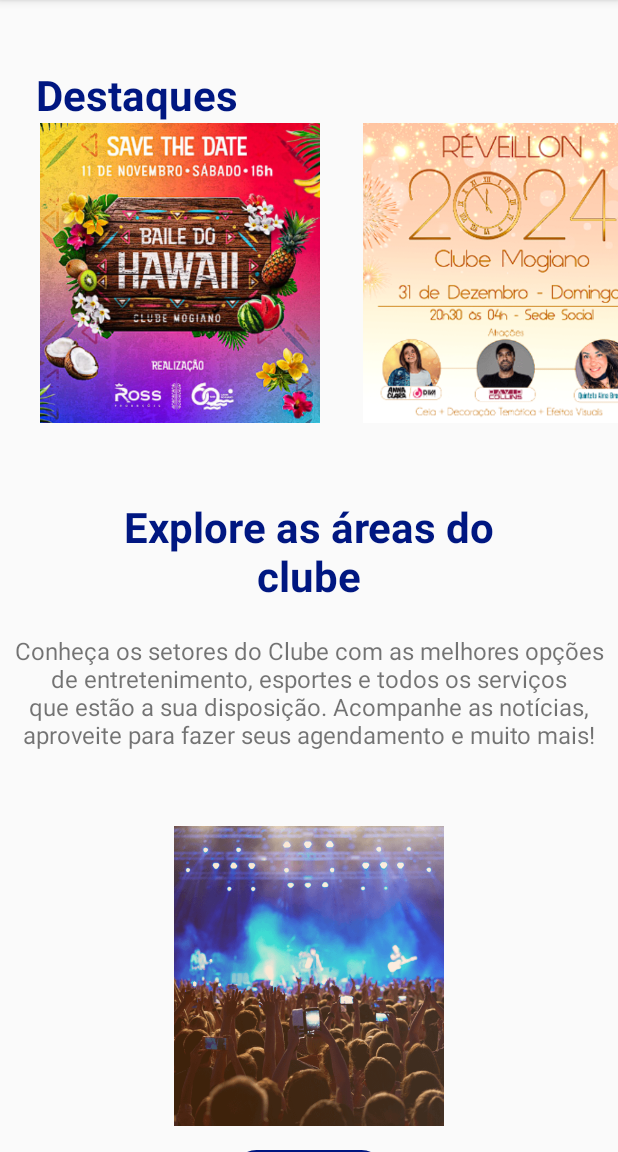
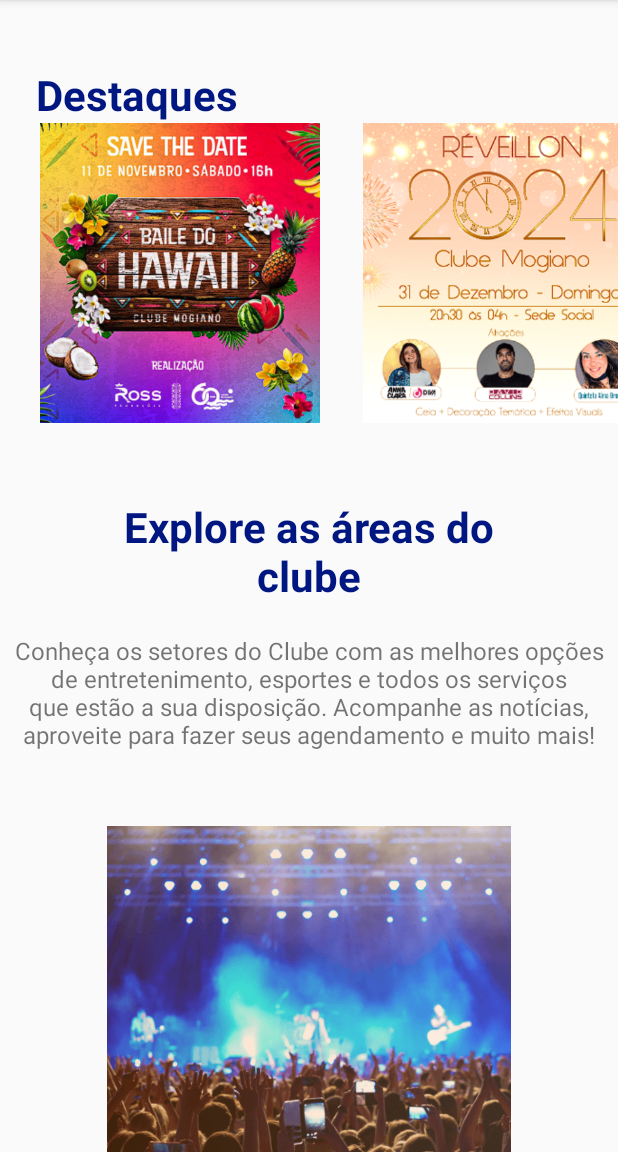
Before and after one commit to tuioliveira/Clube_Mogiano, an Android app built with Jetpack Compose: the screen it shows after launch (StartScreenActivity), on a phone screen of 412 x 824 dp, the part 84-1236 px from its top. Run offline under Robolectric (Android 15) with nearby library versions, the phone set to English and light mode, and no system bars.

Commit message:
Add end edge

```diff
--- a/app/src/main/res/layout/activity_start_screen.xml
+++ b/app/src/main/res/layout/activity_start_screen.xml
@@ -113,8 +113,8 @@
 
             <ImageView
                 android:id="@+id/Social"
-                android:layout_width="200dp"
-                android:layout_height="200dp"
+                android:layout_width="300dp"
+                android:layout_height="300dp"
                 android:layout_gravity="center"
                 android:layout_marginTop="50dp"
                 android:scaleType="fitCenter"
@@ -133,8 +133,8 @@
 
             <ImageView
                 android:id="@+id/Services"
-                android:layout_width="200dp"
-                android:layout_height="200dp"
+                android:layout_width="300dp"
+                android:layout_height="300dp"
                 android:layout_gravity="center"
                 android:layout_marginTop="50dp"
                 android:scaleType="fitCenter"
@@ -152,8 +152,8 @@
 
             <ImageView
                 android:id="@+id/Sports"
-                android:layout_width="200dp"
-                android:layout_height="200dp"
+                android:layout_width="300dp"
+                android:layout_height="300dp"
                 android:layout_gravity="center"
                 android:layout_marginTop="50dp"
                 android:scaleType="fitCenter"
@@ -169,6 +169,12 @@
                 android:text="@string/sports_button"
                 android:textColor="@color/blue_clube" />
 
+            <include
+                android:layout_width="match_parent"
+                android:layout_height="wrap_content"
+                android:layout_marginTop="80dp"
+                layout="@layout/custom_footer_start_screen" />
+
 
         </LinearLayout>
     </ScrollView>
--- a/app/src/main/res/layout/custom_footer_start_screen.xml
+++ b/app/src/main/res/layout/custom_footer_start_screen.xml
@@ -1,10 +1,10 @@
 <?xml version="1.0" encoding="utf-8"?>
 <androidx.constraintlayout.widget.ConstraintLayout xmlns:android="http://schemas.android.com/apk/res/android"
     xmlns:app="http://schemas.android.com/apk/res-auto"
-    xmlns:tools="http://schemas.android.com/tools"
     android:layout_width="match_parent"
-    android:layout_height="match_parent"
-    android:background="@color/orange_edge">
+    android:layout_height="wrap_content"
+    android:background="@color/orange_edge"
+    android:paddingBottom="50dp">
 
     <ImageView
         android:id="@+id/logotype"
```
